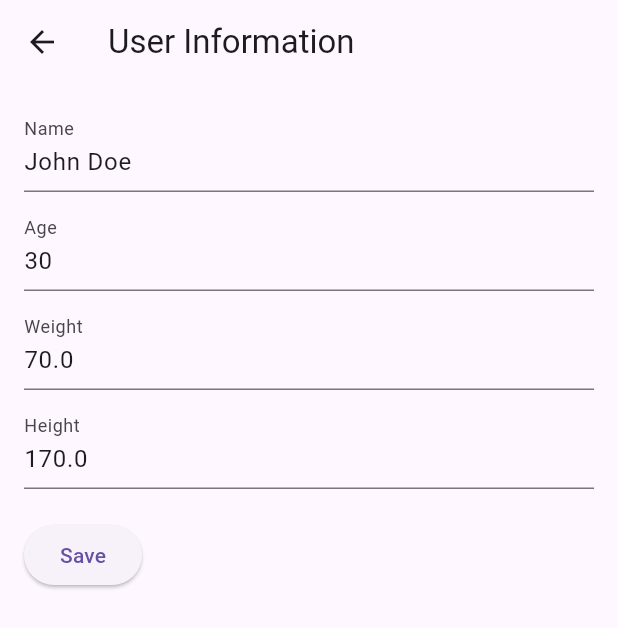
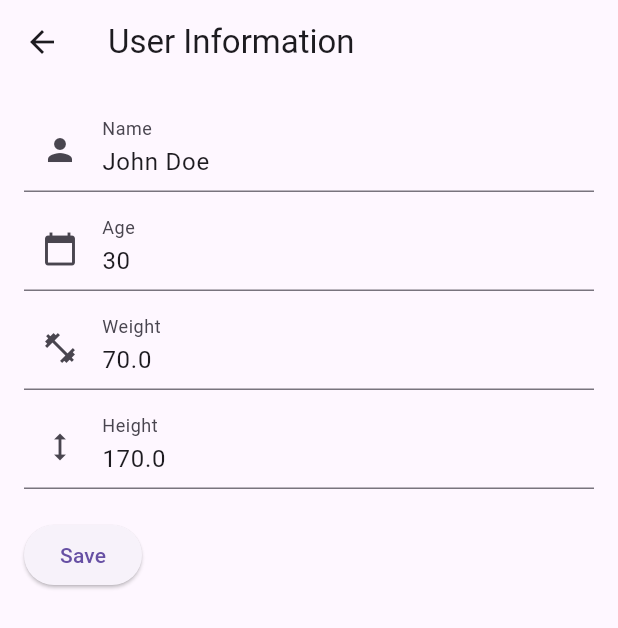
Before and after one commit to YunusS03/sport_tracker, a Flutter app: the UserInformationScreen screen opened directly, on a phone screen of 412 x 824 dp. Shown: the top 628 px of the screen. Run offline on Flutter 3.47's test engine with Material 3 defaults, Android fonts, the phone set to English and light mode, and no system bars; our stand-ins replace sqflite, syncfusion_flutter_charts; accounts and stored records are empty.

Commit message:
Ui userinformation

```diff
--- a/lib/screens/user_information_screen.dart
+++ b/lib/screens/user_information_screen.dart
@@ -45,24 +45,36 @@ class _UserInformationScreenState extends State<UserInformationScreen> {
         child: Column(
           crossAxisAlignment: CrossAxisAlignment.start,
           children: [
-            TextField(
+            TextFormField(
               controller: _nameController,
-              decoration: InputDecoration(labelText: 'Name'),
+              decoration: InputDecoration(
+                labelText: 'Name',
+                prefixIcon: Icon(Icons.person),
+              ),
             ),
             SizedBox(height: 10.0),
-            TextField(
+            TextFormField(
               controller: _ageController,
-              decoration: InputDecoration(labelText: 'Age'),
+              decoration: InputDecoration(
+                labelText: 'Age',
+                prefixIcon: Icon(Icons.calendar_today),
+              ),
             ),
             SizedBox(height: 10.0),
-            TextField(
+            TextFormField(
               controller: _weightController,
-              decoration: InputDecoration(labelText: 'Weight'),
+              decoration: InputDecoration(
+                labelText: 'Weight',
+                prefixIcon: Icon(Icons.fitness_center),
+              ),
             ),
             SizedBox(height: 10.0),
-            TextField(
+            TextFormField(
               controller: _heightController,
-              decoration: InputDecoration(labelText: 'Height'),
+              decoration: InputDecoration(
+                labelText: 'Height',
+                prefixIcon: Icon(Icons.height),
+              ),
             ),
             SizedBox(height: 20.0),
             ElevatedButton(
```
